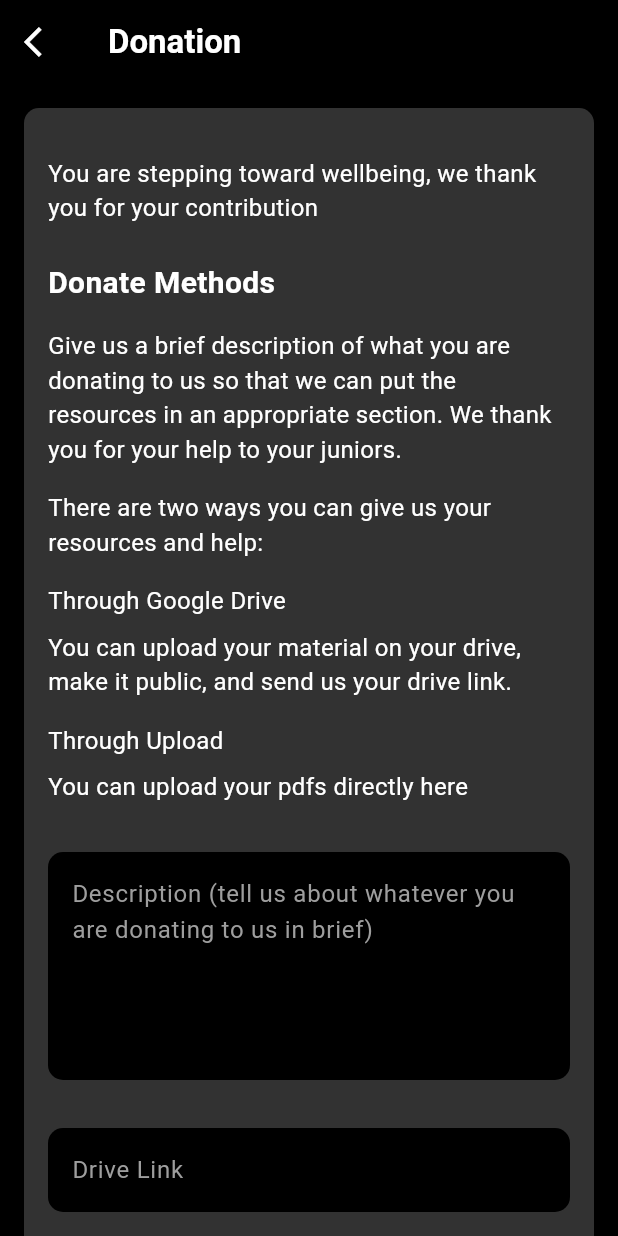
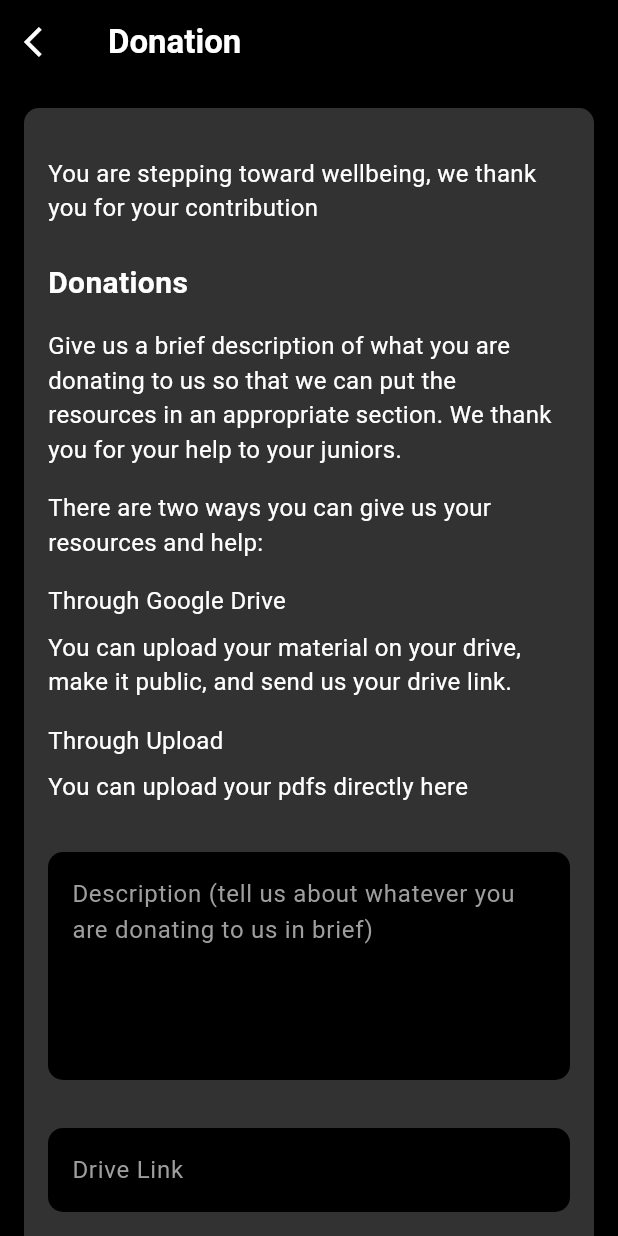
Before and after one commit to SajalSatsangi/Seekho_Buddy-Web, a Flutter app: the DonationPage screen opened directly, on a phone screen of 412 x 824 dp. Run offline on Flutter 3.47's test engine with Material 3 defaults, Android fonts, the phone set to English and light mode, and no system bars; our stand-ins replace animated_splash_screen, cloud_firestore, file_picker, firebase_auth, firebase_core, firebase_storage and 11 more; missing offline and left inert: flutter_cached_pdfview, markdown, onesignal_flutter, pwa_install; accounts and stored records are empty; network calls fail.

Commit message:
donation update

```diff
--- a/lib/donation.dart
+++ b/lib/donation.dart
@@ -127,7 +127,7 @@ class _DonationPageState extends State<DonationPage> {
                             ),
                             SizedBox(height: isDesktop ? 32 : 24),
                             Text(
-                              'Donate Methods',
+                              'Donations',
                               style: TextStyle(
                                 color: Colors.white,
                                 fontSize: isDesktop ? 24 : 20,
```
Also changed, not shown: 4 other files.
